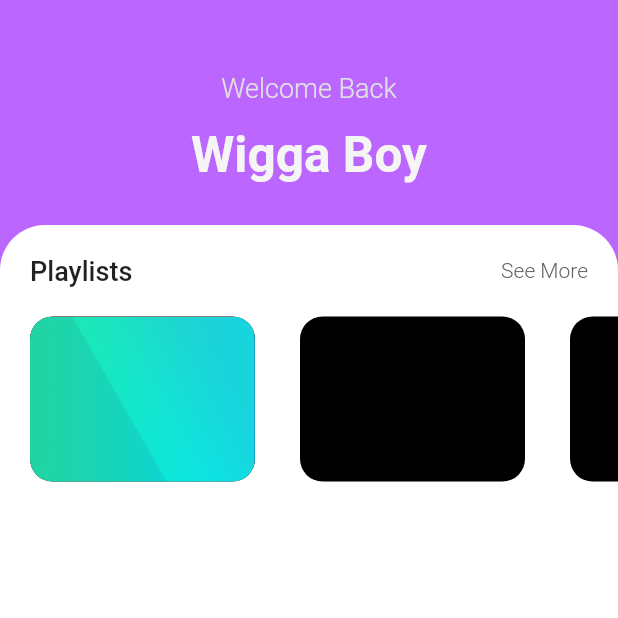
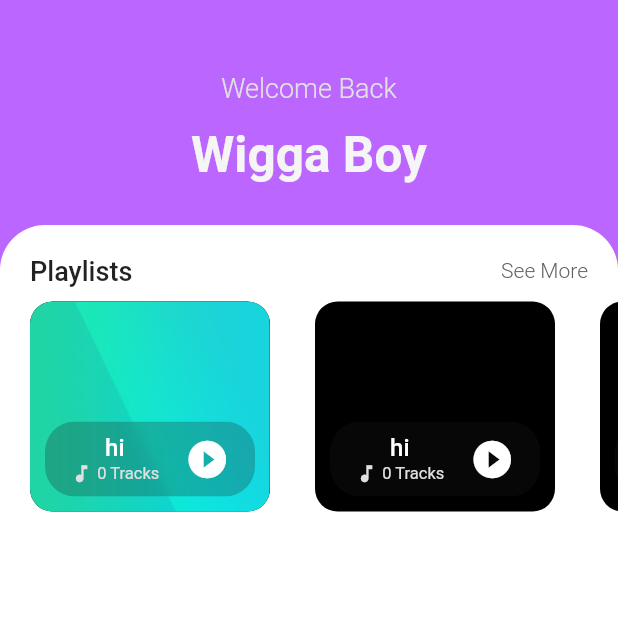
Before and after one commit to Syncxv/music-player-flutter, a Flutter app: the screen it shows after launch, on a phone screen of 412 x 824 dp, the top half of it. Run offline on Flutter 3.47's test engine with Material 2 defaults, Android fonts, the phone set to English and light mode, and no system bars.

Commit message:
sheesh playlist thingy idk

```diff
--- a/lib/widgets/bruh_list.dart
+++ b/lib/widgets/bruh_list.dart
@@ -1,5 +1,6 @@
 import 'package:flutter/material.dart';
 import 'package:music_player/models/models.dart';
+import 'package:music_player/widgets/glass_mophisim.dart';
 
 class PlaylistsContainer extends StatelessWidget {
   final List<Playlist> playlists;
@@ -11,12 +12,12 @@ class PlaylistsContainer extends StatelessWidget {
   @override
   Widget build(BuildContext context) {
     return SizedBox(
-      height: 150,
+      height: 160,
       // color: Colors.red[200],
       child: ListView.builder(
           itemCount: playlists.length,
           scrollDirection: Axis.horizontal,
-          padding: const EdgeInsets.symmetric(horizontal: 20, vertical: 20),
+          padding: const EdgeInsets.symmetric(horizontal: 20, vertical: 10),
           itemBuilder: (ctx, index) {
             return Container(
               decoration: BoxDecoration(
@@ -32,7 +33,67 @@ class PlaylistsContainer extends StatelessWidget {
                     : null,
               ),
               margin: const EdgeInsets.only(right: 30),
-              width: 150,
+              width: 160,
+              child: Stack(
+                children: [
+                  Positioned(
+                    bottom: 10.0,
+                    left: 10,
+                    child: GlassMorphsim(
+                      blur: 4,
+                      opacity: 0.25,
+                      color: Color.fromARGB(255, 26, 26, 26),
+                      child: SizedBox(
+                        height: 50,
+                        width: 140,
+                        child: Row(
+                          mainAxisAlignment: MainAxisAlignment.spaceEvenly,
+                          children: [
+                            Column(
+                              mainAxisAlignment: MainAxisAlignment.center,
+                              children: [
+                                Text(
+                                  playlists[index].name,
+                                  style: const TextStyle(
+                                    color: Colors.white,
+                                    fontSize: 16,
+                                    fontWeight: FontWeight.w500,
+                                  ),
+                                ),
+                                Row(
+                                  children: [
+                                    Container(
+                                      margin: EdgeInsets.only(right: 3),
+                                      child: Icon(
+                                        Icons.music_note,
+                                        color: Colors.grey[300],
+                                        size: 15,
+                                      ),
+                                    ),
+                                    Text(
+                                      "${playlists[index].songs.length} Tracks",
+                                      style: TextStyle(
+                                        color: Colors.grey[300],
+                                        fontSize: 11,
+                                        fontWeight: FontWeight.w400,
+                                      ),
+                                    )
+                                  ],
+                                )
+                              ],
+                            ),
+                            const Icon(
+                              Icons.play_circle_fill,
+                              color: Colors.white,
+                              size: 30,
+                            ),
+                          ],
+                        ),
+                      ),
+                    ),
+                  ),
+                ],
+              ),
             );
           }),
     );
--- /dev/null
+++ b/lib/widgets/glass_mophisim.dart
@@ -0,0 +1,36 @@
+import 'dart:ui';
+
+import 'package:flutter/material.dart';
+
+class GlassMorphsim extends StatelessWidget {
+  final double blur;
+  final double opacity;
+  final Widget child;
+  final Color color;
+  const GlassMorphsim({
+    Key? key,
+    required this.blur,
+    required this.opacity,
+    required this.color,
+    required this.child,
+  }) : super(key: key);
+
+  @override
+  Widget build(BuildContext context) {
+    return ClipRRect(
+        borderRadius: BorderRadius.circular(20),
+        child: BackdropFilter(
+          filter: ImageFilter.blur(sigmaX: blur, sigmaY: blur),
+          child: Container(
+            decoration: BoxDecoration(
+              color: color.withOpacity(opacity),
+              // border: Border.all(
+              //   width: 1.5,
+              //   color: color.withOpacity(0.2),
+              // ),
+            ),
+            child: child,
+          ),
+        ));
+  }
+}
```
